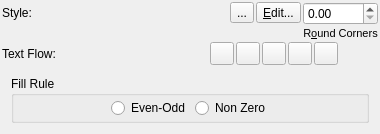
Before: the Qt Designer form scribus/ui/propertiespalette_shapebase.ui in nitramr/scribus, drawn with Qt 5.
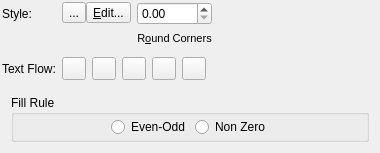
After: the same form once the commit is applied. Custom widgets are drawn as their Qt base class.

Commit message: xyz splitting + line UI layout

Patch:
```diff
--- a/scribus/ui/propertiespalette_shapebase.ui
+++ b/scribus/ui/propertiespalette_shapebase.ui
@@ -2,6 +2,14 @@
 <ui version="4.0">
  <class>PropertiesPalette_ShapeBase</class>
  <widget class="QWidget" name="PropertiesPalette_ShapeBase">
+  <property name="geometry">
+   <rect>
+    <x>0</x>
+    <y>0</y>
+    <width>380</width>
+    <height>153</height>
+   </rect>
+  </property>
   <property name="minimumSize">
    <size>
     <width>380</width>
@@ -17,10 +25,7 @@
   <property name="windowTitle">
    <string notr="true">Form</string>
   </property>
-  <layout class="QVBoxLayout" name="verticalLayout">
-   <property name="spacing">
-    <number>2</number>
-   </property>
+  <layout class="QGridLayout" name="gridLayout">
    <property name="leftMargin">
     <number>2</number>
    </property>
@@ -33,19 +38,224 @@
    <property name="bottomMargin">
     <number>2</number>
    </property>
-   <item>
-    <layout class="QHBoxLayout" name="horizontalLayout_4" stretch="1,0">
+   <item row="3" column="0">
+    <widget class="QLabel" name="label_2">
+     <property name="text">
+      <string>Text Flow:</string>
+     </property>
+    </widget>
+   </item>
+   <item row="2" column="0">
+    <layout class="QVBoxLayout" name="verticalLayout">
+     <item>
+      <widget class="QLabel" name="label">
+       <property name="minimumSize">
+        <size>
+         <width>0</width>
+         <height>24</height>
+        </size>
+       </property>
+       <property name="text">
+        <string>Style:</string>
+       </property>
+      </widget>
+     </item>
+     <item>
+      <spacer name="verticalSpacer">
+       <property name="orientation">
+        <enum>Qt::Vertical</enum>
+       </property>
+       <property name="sizeHint" stdset="0">
+        <size>
+         <width>1</width>
+         <height>10</height>
+        </size>
+       </property>
+      </spacer>
+     </item>
+    </layout>
+   </item>
+   <item row="3" column="1">
+    <layout class="QHBoxLayout" name="horizontalLayout" stretch="0,0,0,0,0,0">
+     <item>
+      <widget class="QToolButton" name="textFlowDisabled">
+       <property name="sizePolicy">
+        <sizepolicy hsizetype="Preferred" vsizetype="Preferred">
+         <horstretch>0</horstretch>
+         <verstretch>0</verstretch>
+        </sizepolicy>
+       </property>
+       <property name="text">
+        <string/>
+       </property>
+       <property name="iconSize">
+        <size>
+         <width>16</width>
+         <height>16</height>
+        </size>
+       </property>
+       <property name="checkable">
+        <bool>true</bool>
+       </property>
+       <property name="autoExclusive">
+        <bool>true</bool>
+       </property>
+       <property name="toolButtonStyle">
+        <enum>Qt::ToolButtonTextBesideIcon</enum>
+       </property>
+       <attribute name="buttonGroup">
+        <string notr="true">textFlowBtnGroup</string>
+       </attribute>
+      </widget>
+     </item>
+     <item>
+      <widget class="QToolButton" name="textFlowUsesFrameShape">
+       <property name="sizePolicy">
+        <sizepolicy hsizetype="Preferred" vsizetype="Preferred">
+         <horstretch>0</horstretch>
+         <verstretch>0</verstretch>
+        </sizepolicy>
+       </property>
+       <property name="text">
+        <string/>
+       </property>
+       <property name="iconSize">
+        <size>
+         <width>16</width>
+         <height>16</height>
+        </size>
+       </property>
+       <property name="checkable">
+        <bool>true</bool>
+       </property>
+       <property name="autoExclusive">
+        <bool>true</bool>
+       </property>
+       <property name="toolButtonStyle">
+        <enum>Qt::ToolButtonTextBesideIcon</enum>
+       </property>
+       <attribute name="buttonGroup">
+        <string notr="true">textFlowBtnGroup</string>
+       </attribute>
+      </widget>
+     </item>
+     <item>
+      <widget class="QToolButton" name="textFlowUsesBoundingBox">
+       <property name="sizePolicy">
+        <sizepolicy hsizetype="Preferred" vsizetype="Preferred">
+         <horstretch>0</horstretch>
+         <verstretch>0</verstretch>
+        </sizepolicy>
+       </property>
+       <property name="text">
+        <string/>
+       </property>
+       <property name="iconSize">
+        <size>
+         <width>16</width>
+         <height>16</height>
+        </size>
+       </property>
+       <property name="checkable">
+        <bool>true</bool>
+       </property>
+       <property name="autoExclusive">
+        <bool>true</bool>
+       </property>
+       <property name="toolButtonStyle">
+        <enum>Qt::ToolButtonTextBesideIcon</enum>
+       </property>
+       <attribute name="buttonGroup">
+        <string notr="true">textFlowBtnGroup</string>
+       </attribute>
+      </widget>
+     </item>
+     <item>
+      <widget class="QToolButton" name="textFlowUsesContourLine">
+       <property name="sizePolicy">
+        <sizepolicy hsizetype="Preferred" vsizetype="Preferred">
+         <horstretch>0</horstretch>
+         <verstretch>0</verstretch>
+        </sizepolicy>
+       </property>
+       <property name="text">
+        <string/>
+       </property>
+       <property name="iconSize">
+        <size>
+         <width>16</width>
+         <height>16</height>
+        </size>
+       </property>
+       <property name="checkable">
+        <bool>true</bool>
+       </property>
+       <property name="autoExclusive">
+        <bool>true</bool>
+       </property>
+       <property name="toolButtonStyle">
+        <enum>Qt::ToolButtonTextBesideIcon</enum>
+       </property>
+       <attribute name="buttonGroup">
+        <string notr="true">textFlowBtnGroup</string>
+       </attribute>
+      </widget>
+     </item>
+     <item>
+      <widget class="QToolButton" name="textFlowUsesImageClipping">
+       <property name="sizePolicy">
+        <sizepolicy hsizetype="Preferred" vsizetype="Preferred">
+         <horstretch>0</horstretch>
+         <verstretch>0</verstretch>
+        </sizepolicy>
+       </property>
+       <property name="text">
+        <string/>
+       </property>
+       <property name="iconSize">
+        <size>
+         <width>16</width>
+         <height>16</height>
+        </size>
+       </property>
+       <property name="checkable">
+        <bool>true</bool>
+       </property>
+       <property name="autoExclusive">
+        <bool>true</bool>
+       </property>
+       <property name="toolButtonStyle">
+        <enum>Qt::ToolButtonTextBesideIcon</enum>
+       </property>
+       <attribute name="buttonGroup">
+        <string notr="true">textFlowBtnGroup</string>
+       </attribute>
+      </widget>
+     </item>
+     <item>
+      <spacer name="horizontalSpacer">
+       <property name="orientation">
+        <enum>Qt::Horizontal</enum>
+       </property>
+       <property name="sizeHint" stdset="0">
+        <size>
+         <width>40</width>
+         <height>20</height>
+        </size>
+       </property>
+      </spacer>
+     </item>
+    </layout>
+   </item>
+   <item row="2" column="1">
+    <layout class="QHBoxLayout" name="horizontalLayout_4" stretch="0,0,1">
      <item>
       <layout class="QVBoxLayout" name="verticalLayout_9">
+       <property name="spacing">
+        <number>0</number>
+       </property>
        <item>
         <layout class="QHBoxLayout" name="horizontalLayout_2">
-         <item>
-          <widget class="QLabel" name="label">
-           <property name="text">
-            <string>Style:</string>
-           </property>
-          </widget>
-         </item>
          <item>
           <widget class="Autoforms" name="customShape">
            <property name="toolTip">
@@ -82,6 +292,9 @@
      </item>
      <item>
       <layout class="QVBoxLayout" name="verticalLayout_8">
+       <property name="spacing">
+        <number>0</number>
+       </property>
        <item>
         <widget class="ScrSpinBox" name="roundRect">
          <property name="sizePolicy">
@@ -115,174 +328,8 @@
        </item>
       </layout>
      </item>
-    </layout>
-   </item>
-   <item>
-    <layout class="QHBoxLayout" name="horizontalLayout" stretch="1,0,0,0,0,0,0">
      <item>
-      <widget class="QLabel" name="label_2">
-       <property name="text">
-        <string>Text Flow:</string>
-       </property>
-      </widget>
-     </item>
-     <item>
-      <widget class="QToolButton" name="textFlowDisabled">
-       <property name="sizePolicy">
-        <sizepolicy hsizetype="Preferred" vsizetype="Preferred">
-         <horstretch>0</horstretch>
-         <verstretch>0</verstretch>
-        </sizepolicy>
-       </property>
-       <property name="text">
-        <string/>
-       </property>
-       <property name="iconSize">
-        <size>
-         <width>16</width>
-         <height>16</height>
-        </size>
-       </property>
-       <property name="checkable">
-        <bool>true</bool>
-       </property>
-       <property name="autoExclusive">
-        <bool>true</bool>
-       </property>
-       <property name="toolButtonStyle">
-        <enum>Qt::ToolButtonTextBesideIcon</enum>
-       </property>
-       <attribute name="buttonGroup">
-        <string notr="true">textFlowBtnGroup</string>
-       </attribute>
-      </widget>
-     </item>
-     <item>
-      <widget class="QToolButton" name="textFlowUsesFrameShape">
-       <property name="sizePolicy">
-        <sizepolicy hsizetype="Preferred" vsizetype="Preferred">
-         <horstretch>0</horstretch>
-         <verstretch>0</verstretch>
-        </sizepolicy>
-       </property>
-       <property name="text">
-        <string/>
-       </property>
-       <property name="iconSize">
-        <size>
-         <width>16</width>
-         <height>16</height>
-        </size>
-       </property>
-       <property name="checkable">
-        <bool>true</bool>
-       </property>
-       <property name="autoExclusive">
-        <bool>true</bool>
-       </property>
-       <property name="toolButtonStyle">
-        <enum>Qt::ToolButtonTextBesideIcon</enum>
-       </property>
-       <attribute name="buttonGroup">
-        <string notr="true">textFlowBtnGroup</string>
-       </attribute>
-      </widget>
-     </item>
-     <item>
-      <widget class="QToolButton" name="textFlowUsesBoundingBox">
-       <property name="sizePolicy">
-        <sizepolicy hsizetype="Preferred" vsizetype="Preferred">
-         <horstretch>0</horstretch>
-         <verstretch>0</verstretch>
-        </sizepolicy>
-       </property>
-       <property name="text">
-        <string/>
-       </property>
-       <property name="iconSize">
-        <size>
-         <width>16</width>
-         <height>16</height>
-        </size>
-       </property>
-       <property name="checkable">
-        <bool>true</bool>
-       </property>
-       <property name="autoExclusive">
-        <bool>true</bool>
-       </property>
-       <property name="toolButtonStyle">
-        <enum>Qt::ToolButtonTextBesideIcon</enum>
-       </property>
-       <attribute name="buttonGroup">
-        <string notr="true">textFlowBtnGroup</string>
-       </attribute>
-      </widget>
-     </item>
-     <item>
-      <widget class="QToolButton" name="textFlowUsesContourLine">
-       <property name="sizePolicy">
-        <sizepolicy hsizetype="Preferred" vsizetype="Preferred">
-         <horstretch>0</horstretch>
-         <verstretch>0</verstretch>
-        </sizepolicy>
-       </property>
-       <property name="text">
-        <string/>
-       </property>
-       <property name="iconSize">
-        <size>
-         <width>16</width>
-         <height>16</height>
-        </size>
-       </property>
-       <property name="checkable">
-        <bool>true</bool>
-       </property>
-       <property name="autoExclusive">
-        <bool>true</bool>
-       </property>
-       <property name="toolButtonStyle">
-        <enum>Qt::ToolButtonTextBesideIcon</enum>
-       </property>
-       <attribute name="buttonGroup">
-        <string notr="true">textFlowBtnGroup</string>
-       </attribute>
-      </widget>
-     </item>
-     <item>
-      <widget class="QToolButton" name="textFlowUsesImageClipping">
-       <property name="sizePolicy">
-        <sizepolicy hsizetype="Preferred" vsizetype="Preferred">
-         <horstretch>0</horstretch>
-         <verstretch>0</verstretch>
-        </sizepolicy>
-       </property>
-       <property name="text">
-        <string/>
-       </property>
-       <property name="iconSize">
-        <size>
-         <width>16</width>
-         <height>16</height>
-        </size>
-       </property>
-       <property name="checkable">
-        <bool>true</bool>
-       </property>
-       <property name="autoExclusive">
-        <bool>true</bool>
-       </property>
-       <property name="toolButtonStyle">
-        <enum>Qt::ToolButtonTextBesideIcon</enum>
-       </property>
-       <attribute name="buttonGroup">
-        <string notr="true">textFlowBtnGroup</string>
-       </attribute>
-      </widget>
-     </item>
-     <item>
-      <spacer name="horizontalSpacer">
+      <spacer name="horizontalSpacer_4">
        <property name="orientation">
         <enum>Qt::Horizontal</enum>
        </property>
@@ -296,7 +343,7 @@
      </item>
     </layout>
    </item>
-   <item>
+   <item row="4" column="0" colspan="2">
     <widget class="QStackedWidget" name="stackedWidget">
      <property name="currentIndex">
       <number>1</number>
```
The commit also changes 17 other files.
